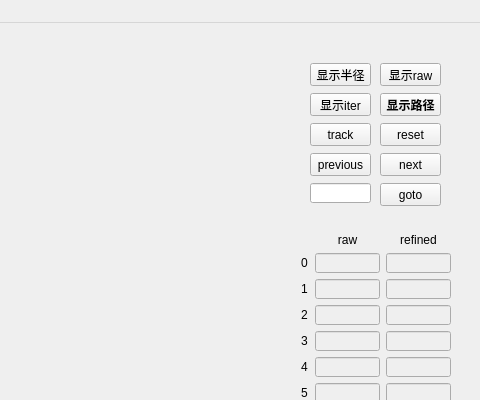
Old version of the form src/mainwindow.ui in the repository Imrono/locAlgrithom; both pictures show x 520 to 1000 and y 0 to 400 of the 1000 by 650 pixel window.
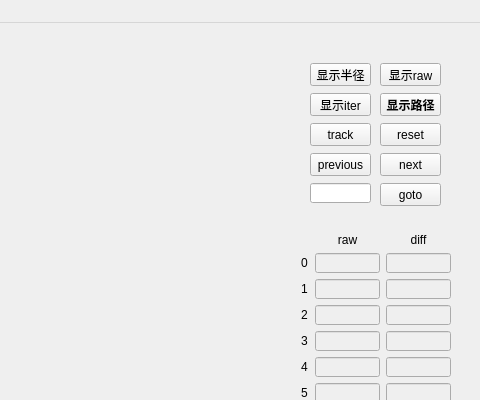
New version of the form. Custom widgets are drawn as their Qt base class.

What changed in the file:
```diff
--- a/src/mainwindow.ui
+++ b/src/mainwindow.ui
@@ -264,7 +264,7 @@
      <item row="0" column="2">
       <widget class="QLabel" name="label_7">
        <property name="text">
-        <string>refined</string>
+        <string>diff</string>
        </property>
        <property name="alignment">
         <set>Qt::AlignCenter</set>
```
Left out of the diff: 9 changed lines with no effect on the pictures.
